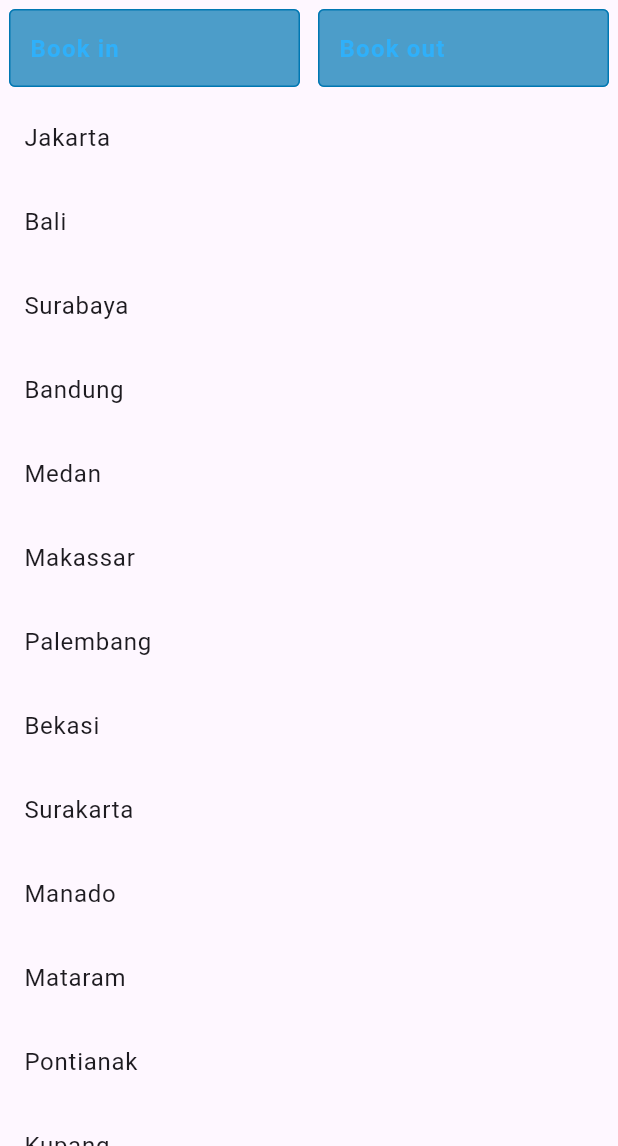
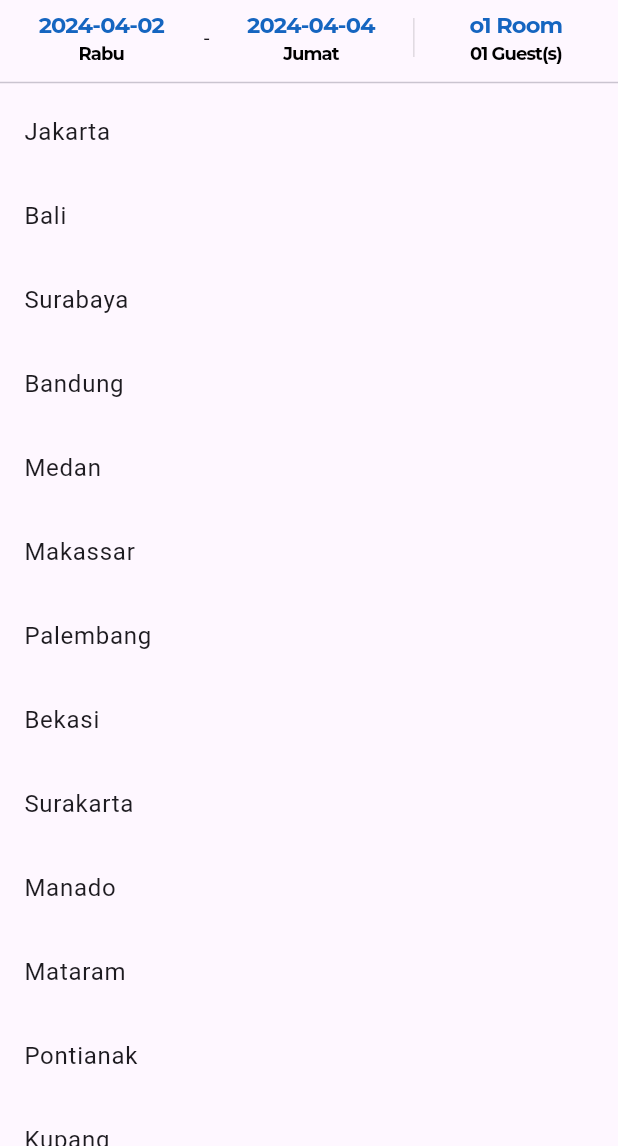
Before and after one commit to adiltaufani/Bookit_Project, a Flutter app: the SearchPageWidget screen opened by its route, on a phone screen of 412 x 824 dp, the part 90-1236 px from its top. Run offline on Flutter 3.47's test engine with Material 3 defaults, Android fonts, the phone set to English and light mode, and no system bars; our stand-ins replace awesome_notifications, firebase_analytics, firebase_auth, firebase_core, firebase_database, firebase_messaging and 4 more; accounts and stored records are empty; project files that could hold a hidden picture were left out.

Commit message:
+search page tanggal

```diff
--- a/lib/features/search/widgets/search_page_widget.dart
+++ b/lib/features/search/widgets/search_page_widget.dart
@@ -1,10 +1,12 @@
 import 'package:flutter/cupertino.dart';
 import 'package:flutter/material.dart';
+import 'package:flutter/widgets.dart';
 import 'package:flutter_project/common/widgets/custom_texfield.dart';
 import 'package:flutter_project/features/auth/screens/notification_page.dart';
 import 'package:flutter_project/features/auth/screens/search_page.dart';
 import 'package:flutter_project/features/auth/screens/setting_page.dart';
 import 'package:flutter_project/features/auth/widgets/custom_search_text.dart';
+import 'package:google_fonts/google_fonts.dart';
 
 class SearchPageWidget extends StatefulWidget {
   static const String routeName = '/search-page-widget';
@@ -147,19 +149,124 @@ class _SearchPageWidgetState extends State<SearchPageWidget> {
           Row(
             children: [
               Expanded(
+                flex: 3,
+                child: InkWell(
+                  onTap: () {},
                   child: Container(
-                margin: const EdgeInsets.all(6),
-                child: CustomTextField(
-                    controller: _tanggalawal, hintText: 'Book in'),
-              )),
+                    margin: const EdgeInsets.all(6),
+                    child: Column(
+                      mainAxisAlignment: MainAxisAlignment.center,
+                      children: [
+                        Text(
+                          '2024-04-02',
+                          style: GoogleFonts.montserrat(
+                            textStyle: TextStyle(
+                              color: Colors.blue[800],
+                              fontSize: 15,
+                              fontWeight: FontWeight.w600,
+                              letterSpacing: -0.6,
+                            ),
+                          ),
+                        ),
+                        Text(
+                          'Rabu',
+                          style: GoogleFonts.montserrat(
+                            textStyle: const TextStyle(
+                              color: Colors.black,
+                              fontSize: 12,
+                              fontWeight: FontWeight.w500,
+                              letterSpacing: -0.6,
+                            ),
+                          ),
+                        ),
+                      ],
+                    ),
+                  ),
+                ),
+              ),
+              Text('-'),
               Expanded(
+                flex: 3,
+                child: InkWell(
+                  onTap: () {},
                   child: Container(
-                margin: const EdgeInsets.all(6),
-                child: CustomTextField(
-                    controller: _tanggalakhir, hintText: 'Book out'),
-              )),
+                    margin: const EdgeInsets.all(6),
+                    child: Column(
+                      mainAxisAlignment: MainAxisAlignment.center,
+                      children: [
+                        Text(
+                          '2024-04-04',
+                          style: GoogleFonts.montserrat(
+                            textStyle: TextStyle(
+                              color: Colors.blue[800],
+                              fontSize: 15,
+                              fontWeight: FontWeight.w600,
+                              letterSpacing: -0.6,
+                            ),
+                          ),
+                        ),
+                        Text(
+                          'Jumat',
+                          style: GoogleFonts.montserrat(
+                            textStyle: const TextStyle(
+                              color: Colors.black,
+                              fontSize: 12,
+                              fontWeight: FontWeight.w500,
+                              letterSpacing: -0.6,
+                            ),
+                          ),
+                        ),
+                      ],
+                    ),
+                  ),
+                ),
+              ),
+              Center(
+                child: Container(
+                  height: 26,
+                  width: 1,
+                  color: Colors.black12,
+                ),
+              ),
+              Expanded(
+                flex: 3,
+                child: InkWell(
+                  onTap: () {},
+                  child: Container(
+                    margin: const EdgeInsets.all(6),
+                    child: Column(
+                      mainAxisAlignment: MainAxisAlignment.center,
+                      children: [
+                        Text(
+                          'o1 Room',
+                          style: GoogleFonts.montserrat(
+                            textStyle: TextStyle(
+                              color: Colors.blue[800],
+                              fontSize: 15,
+                              fontWeight: FontWeight.w600,
+                              letterSpacing: -0.6,
+                            ),
+                          ),
+                        ),
+                        Text(
+                          '01 Guest(s)',
+                          style: GoogleFonts.montserrat(
+                            textStyle: const TextStyle(
+                              color: Colors.black,
+                              fontSize: 12,
+                              fontWeight: FontWeight.w500,
+                              letterSpacing: -0.6,
+                            ),
+                          ),
+                        ),
+                      ],
+                    ),
+                  ),
+                ),
+              ),
             ],
           ),
+          const Divider(height: 10),
 
           // Expanded memastikan bahwa ListView.builder tumbuh sesuai dengan ruang yang tersedia
           Expanded(
@@ -169,7 +276,7 @@ class _SearchPageWidgetState extends State<SearchPageWidget> {
                 child: ListView.builder(
                   itemCount: _foundKota.length,
                   shrinkWrap: true,
-                  physics: NeverScrollableScrollPhysics(),
+                  physics: const NeverScrollableScrollPhysics(),
                   scrollDirection: Axis.vertical,
                   itemBuilder: (BuildContext context, int index) {
                     final kota = _foundKota[index];
```
